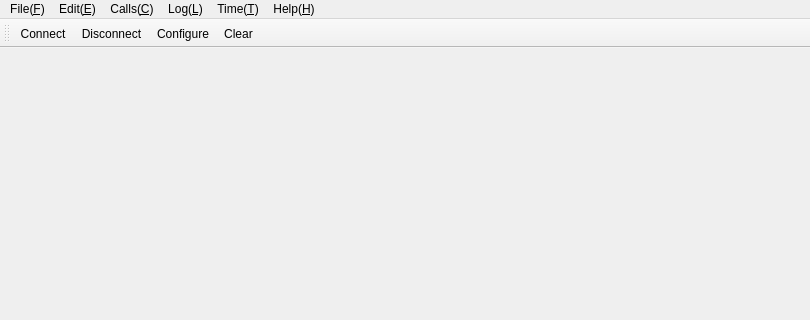
This is mainwindow.ui in chenzilin/maple as Qt 5 draws it before an edit; both pictures show x 0 to 810 and y 0 to 320 of the 810 by 480 pixel window. The edited form follows.
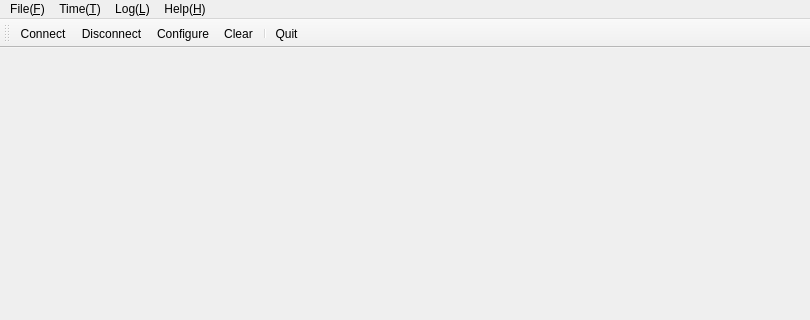
This is the edited form. Icons and pictures are not drawn.

Commit message: 添加文本复制/粘帖支持

What changed in the file:
```diff
--- a/mainwindow.ui
+++ b/mainwindow.ui
@@ -35,14 +35,6 @@
      <height>25</height>
     </rect>
    </property>
-   <widget class="QMenu" name="menuCalls">
-    <property name="title">
-     <string>Calls(&amp;C)</string>
-    </property>
-    <addaction name="actionConnect"/>
-    <addaction name="actionDisconnect"/>
-    <addaction name="separator"/>
-   </widget>
    <widget class="QMenu" name="menuHelp">
     <property name="title">
      <string>Help(&amp;H)</string>
@@ -55,13 +47,6 @@
     </property>
     <addaction name="actionQuit"/>
    </widget>
-   <widget class="QMenu" name="menuEdit">
-    <property name="title">
-     <string>Edit(&amp;E)</string>
-    </property>
-    <addaction name="actionConfigure"/>
-    <addaction name="actionClear"/>
-   </widget>
    <widget class="QMenu" name="menuLog">
     <property name="title">
      <string>Log(&amp;L)</string>
@@ -75,10 +60,8 @@
     <addaction name="actionLocalTime"/>
    </widget>
    <addaction name="menuFile"/>
-   <addaction name="menuEdit"/>
-   <addaction name="menuCalls"/>
-   <addaction name="menuLog"/>
    <addaction name="menuTime_T"/>
+   <addaction name="menuLog"/>
    <addaction name="menuHelp"/>
   </widget>
   <widget class="QToolBar" name="mainToolBar">
@@ -92,6 +75,8 @@
    <addaction name="actionDisconnect"/>
    <addaction name="actionConfigure"/>
    <addaction name="actionClear"/>
+   <addaction name="separator"/>
+   <addaction name="actionQuit"/>
   </widget>
   <widget class="QStatusBar" name="statusBar"/>
   <action name="actionAbout">
```
The commit also changes 2 other files.
